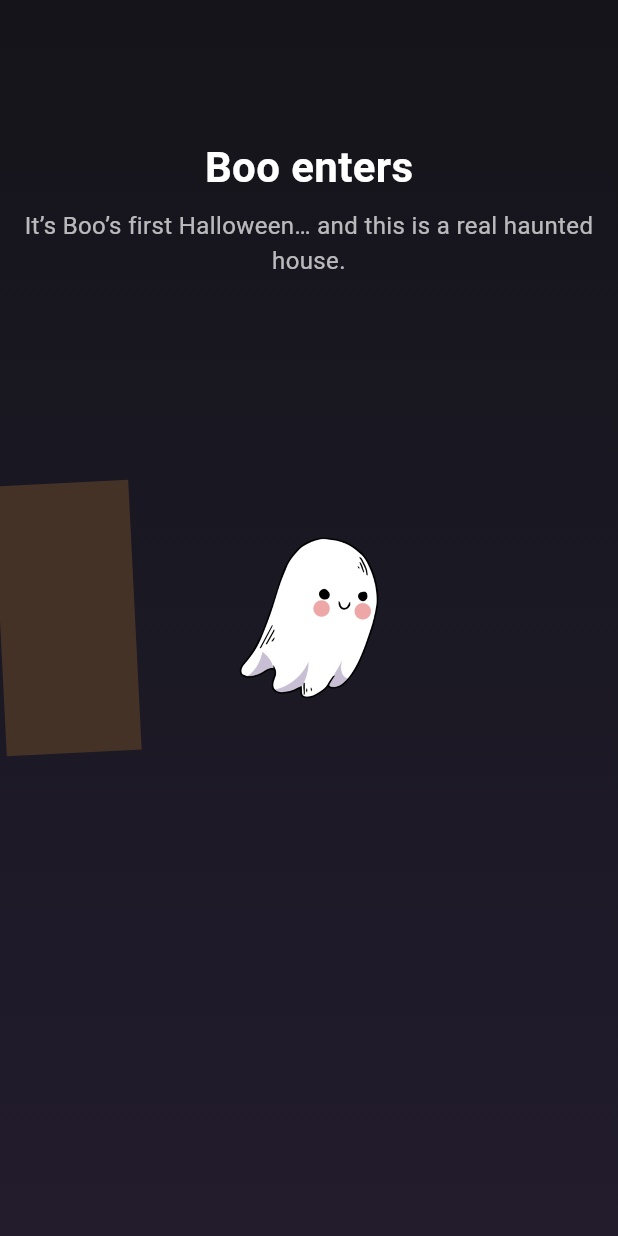
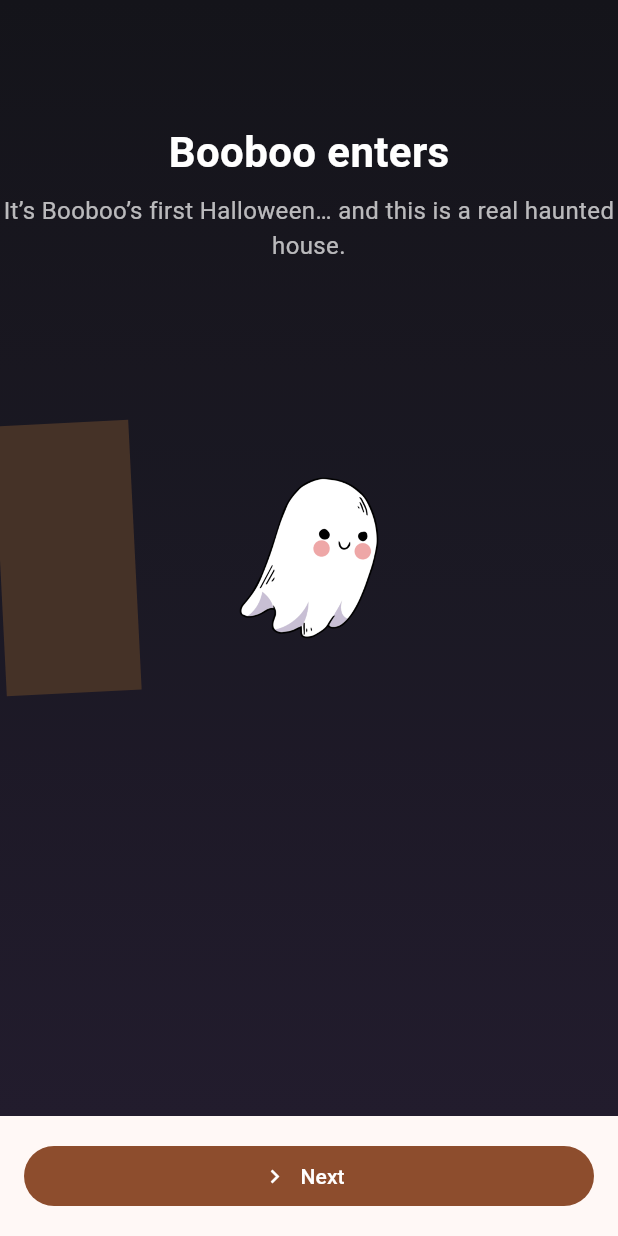
Before and after one commit to itachiispapi/halloween_storybook, a Flutter app: the screen it shows after launch, on a phone screen of 412 x 824 dp. Run offline on Flutter 3.47's test engine with Material 3 defaults, Android fonts, the phone set to English and light mode, and no system bars.

Commit message:
added next button

```diff
--- a/lib/main.dart
+++ b/lib/main.dart
@@ -14,6 +14,7 @@
   }
 }
 
+/* --------- Page 1 ---------*/
 class PageEntrance extends StatefulWidget {
   const PageEntrance({super.key});
   @override
@@ -67,12 +68,12 @@
                   mainAxisSize: MainAxisSize.min,
                   children: const [
                     Text(
-                      "Boo enters",
+                      "Booboo enters",
                       style: TextStyle(color: Colors.white, fontSize: 28, fontWeight: FontWeight.w700),
                     ),
                     SizedBox(height: 8),
                     Text(
-                      "It’s Boo’s first Halloween… and this is a real haunted house.",
+                      "It’s Booboo’s first Halloween… and this is a real haunted house.",
                       style: TextStyle(color: Colors.white70, fontSize: 16),
                       textAlign: TextAlign.center,
                     ),
@@ -83,9 +84,24 @@
           ),
         ),
       ),
+      bottomNavigationBar: SafeArea(
+        child: Padding(
+          padding: const EdgeInsets.all(16),
+          child: FilledButton.icon(
+            onPressed: () {
+              Navigator.of(context).push(
+                MaterialPageRoute(builder: (_) => const PageTwo()),
+              );
+            },
+            icon: const Icon(Icons.navigate_next),
+            label: const Text('Next'),
+          ),
+        ),
+      ),
     );
   }
 }
+
 
 class _GhostImage extends StatelessWidget {
   final double size;
```
